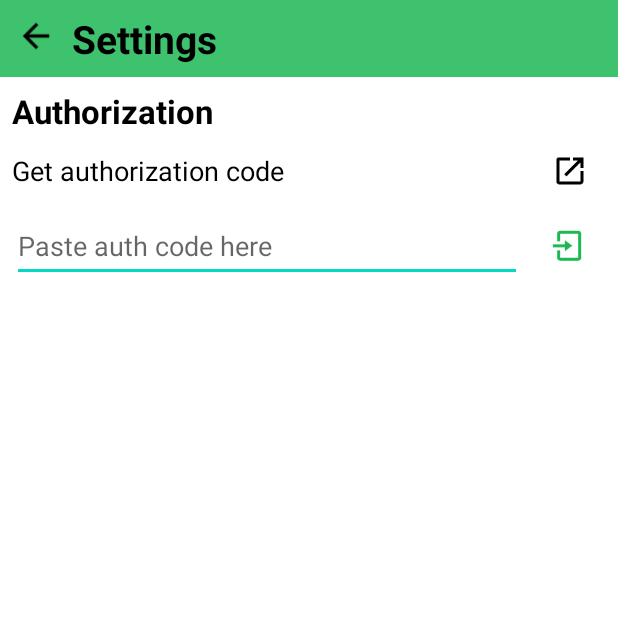
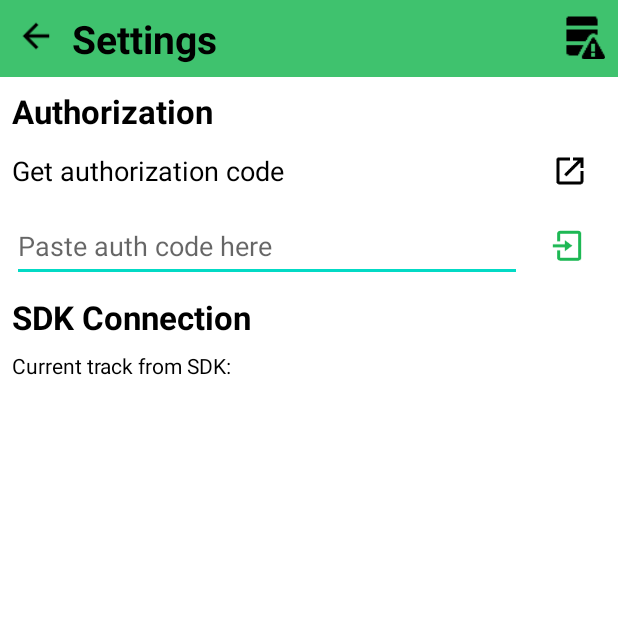
Before and after one commit to NathanCioppa/SpotifyAutoQueue, an Android app: the SettingsActivity screen opened directly, with no data from a screen before it, on a phone screen of 412 x 824 dp, the top half of it. Run offline under Robolectric (Android 15) with nearby library versions, the phone set to English and light mode, and no system bars; libraries missing offline, so code that uses them is left out: com.spotify.android.

Commit message:
added error log activity
doesnt do anything yet tho

```diff
--- a/app/src/main/java/com/example/spotifyautoqueue/SettingsActivity.java
+++ b/app/src/main/java/com/example/spotifyautoqueue/SettingsActivity.java
@@ -8,6 +8,8 @@ import android.os.Bundle;
 import android.util.Log;
 import android.view.View;
 import android.widget.TextView;
+
+import com.spotify.android.appremote.api.SpotifyAppRemote;
 
 import java.io.File;
 
@@ -27,6 +29,9 @@ public class SettingsActivity extends AppCompatActivity {
     protected void onCreate(Bundle savedInstanceState) {
         super.onCreate(savedInstanceState);
         setContentView(R.layout.activity_settings);
+        currentTrackDisplay = findViewById(R.id.sdkConnectionCurrentTrack);
+        testSkdConnection();
+
     }
 
     public void openAuthLink(View button){
@@ -65,6 +70,19 @@ public class SettingsActivity extends AppCompatActivity {
         }
     }
 
+
+    String currentTrack = MainActivity.current;
+    TextView currentTrackDisplay;
+    public void testSkdConnection() {
+        currentTrackDisplay.setText(currentTrack);
+        //Log.d("testSkdConnection", currentTrack);
+    }
+
+    public void openErrorLog(View button) {
+        Intent errorLog = new Intent(this, ErrorLogActivity.class);
+        startActivity(errorLog);
+    }
+
     public void backToHome(View button) {
         System.out.println("BACK TO HOME");
         Intent home = new Intent(this, MainActivity.class);
--- a/app/src/main/res/layout/activity_settings.xml
+++ b/app/src/main/res/layout/activity_settings.xml
@@ -34,6 +34,20 @@
             app:layout_constraintTop_toTopOf="parent"
             app:srcCompat="?attr/actionModeCloseDrawable" />
 
+        <ImageButton
+            android:id="@+id/openErrorLogButton"
+            style="@style/textColor"
+            android:layout_width="48dp"
+            android:layout_height="48dp"
+            android:backgroundTint="#00FFFFFF"
+            android:contentDescription="@string/open_error_log_button_description"
+            android:onClick="openErrorLog"
+            android:scaleX="1.3"
+            android:scaleY="1.3"
+            app:layout_constraintEnd_toEndOf="parent"
+            app:layout_constraintTop_toTopOf="parent"
+            app:srcCompat="@drawable/icons8_database_error_72___" />
+
     </androidx.constraintlayout.widget.ConstraintLayout>
 
     <ScrollView
@@ -50,13 +64,10 @@
 
             <TextView
                 android:id="@+id/authorizationTitle"
-                style="@style/textColor"
+                style="@style/settings_category_title"
                 android:layout_width="wrap_content"
                 android:layout_height="wrap_content"
-                android:layout_margin="8dp"
                 android:text="@string/authorization_title"
-                android:textSize="22sp"
-                android:textStyle="bold"
                 app:layout_constraintStart_toStartOf="parent"
                 app:layout_constraintTop_toTopOf="parent" />
 
@@ -135,6 +146,45 @@
                     app:srcCompat="@drawable/icons8_external_link_96___" />
             </androidx.constraintlayout.widget.ConstraintLayout>
 
+            <TextView
+                android:id="@+id/textView5"
+                style="@style/settings_category_title"
+                android:layout_width="wrap_content"
+                android:layout_height="wrap_content"
+                android:text="@string/sdk_connection_title"
+                app:layout_constraintStart_toStartOf="parent"
+                app:layout_constraintTop_toBottomOf="@+id/authSubmitLayout" />
+
+            <androidx.constraintlayout.widget.ConstraintLayout
+                android:layout_width="match_parent"
+                android:layout_height="100dp"
+                android:padding="8dp"
+                app:layout_constraintEnd_toEndOf="parent"
+                app:layout_constraintStart_toStartOf="parent"
+                app:layout_constraintTop_toBottomOf="@+id/textView5">
+
+                <TextView
+                    android:id="@+id/textView3"
+                    style="@style/textColor"
+                    android:layout_width="wrap_content"
+                    android:layout_height="wrap_content"
+                    android:text="@string/sdk_connection_current_title"
+                    app:layout_constraintStart_toStartOf="parent"
+                    app:layout_constraintTop_toTopOf="parent" />
+
+                <TextView
+                    android:id="@+id/sdkConnectionCurrentTrack"
+                    style="@style/textColor"
+                    android:text="Test"
+                    android:layout_width="0dp"
+                    android:layout_height="wrap_content"
+                    android:ellipsize="end"
+                    android:maxLines="1"
+                    app:layout_constraintEnd_toEndOf="parent"
+                    app:layout_constraintStart_toStartOf="parent"
+                    app:layout_constraintTop_toBottomOf="@+id/textView3" />
+            </androidx.constraintlayout.widget.ConstraintLayout>
+
         </androidx.constraintlayout.widget.ConstraintLayout>
     </ScrollView>
 
--- a/app/src/main/res/layout/track_search_recycler_row.xml
+++ b/app/src/main/res/layout/track_search_recycler_row.xml
@@ -9,8 +9,8 @@
 
     <ImageView
         android:id="@+id/searchedTrackImage"
-        android:layout_width="70dp"
-        android:layout_height="70dp"
+        android:layout_width="55dp"
+        android:layout_height="55dp"
         app:layout_constraintBottom_toBottomOf="parent"
         app:layout_constraintStart_toStartOf="parent"
         app:layout_constraintTop_toTopOf="parent" />
--- a/app/src/main/res/values-night/themes.xml
+++ b/app/src/main/res/values-night/themes.xml
@@ -12,6 +12,15 @@
         <!-- Status bar color. -->
         <item name="android:statusBarColor">@color/off_black</item>
         <!-- Customize your theme here. -->
+    </style>
+
+    <style name="settings_category_title">
+        <item name="android:textColor">@color/white</item>
+        <item name="color">@color/white</item>
+        <item name="tint">@color/white</item>
+        <item name="android:layout_margin">8dp</item>
+        <item name="android:textSize">22sp</item>
+        <item name="android:textStyle">bold</item>
     </style>
 
     <style name="back_arrow_button">
--- a/app/src/main/res/values/strings.xml
+++ b/app/src/main/res/values/strings.xml
@@ -7,11 +7,19 @@
 
     <string name="settings_activity_title">Settings</string>
     <string name="back_to_home_button_description">Go back to main page</string>
+    <string name="open_error_log_button_description">Open error log</string>
+
 
     <string name="authorization_title">Authorization</string>
     <string name="get_auth_code_label">Get authorization code</string>
     <string name="input_auth_hint">Paste auth code here</string>
     <string name="save_access_tokens">Save tokens</string>
+
+    <string name="sdk_connection_title">SDK Connection</string>
+    <string name="sdk_connection_current_title">Current track from SDK:</string>
+
+    <string name="error_log_activity_title">Error Log</string>
+    <string name="error_log_back_button_description">Back to settings</string>
 
     <string name="create_group_activity_title">Create Group</string>
     <string name="search_parent_hint">Search for parent track</string>
--- a/app/src/main/res/values/themes.xml
+++ b/app/src/main/res/values/themes.xml
@@ -12,6 +12,15 @@
         <!-- Status bar color. -->
         <item name="android:statusBarColor">@color/spotify_logo_green</item>
         <!-- Customize your theme here. -->
+    </style>
+
+    <style name="settings_category_title">
+        <item name="android:textColor">@color/black</item>
+        <item name="color">@color/black</item>
+        <item name="tint">@color/black</item>
+        <item name="android:layout_margin">8dp</item>
+        <item name="android:textSize">22sp</item>
+        <item name="android:textStyle">bold</item>
     </style>
 
     <style name="back_arrow_button">
```
Also changed, not shown: app/src/main/AndroidManifest.xml (+6 -2 lines), app/src/main/java/com/example/spotifyautoqueue/ErrorLogActivity.java (added, +21 -0 lines), app/src/main/java/com/example/spotifyautoqueue/MainActivity.java (+7 -0 lines), app/src/main/res/layout/activity_error_log.xml (added, +37 -0 lines), app/src/main/res/drawable-xxhdpi/icons8_database_error_72___.png (added).
